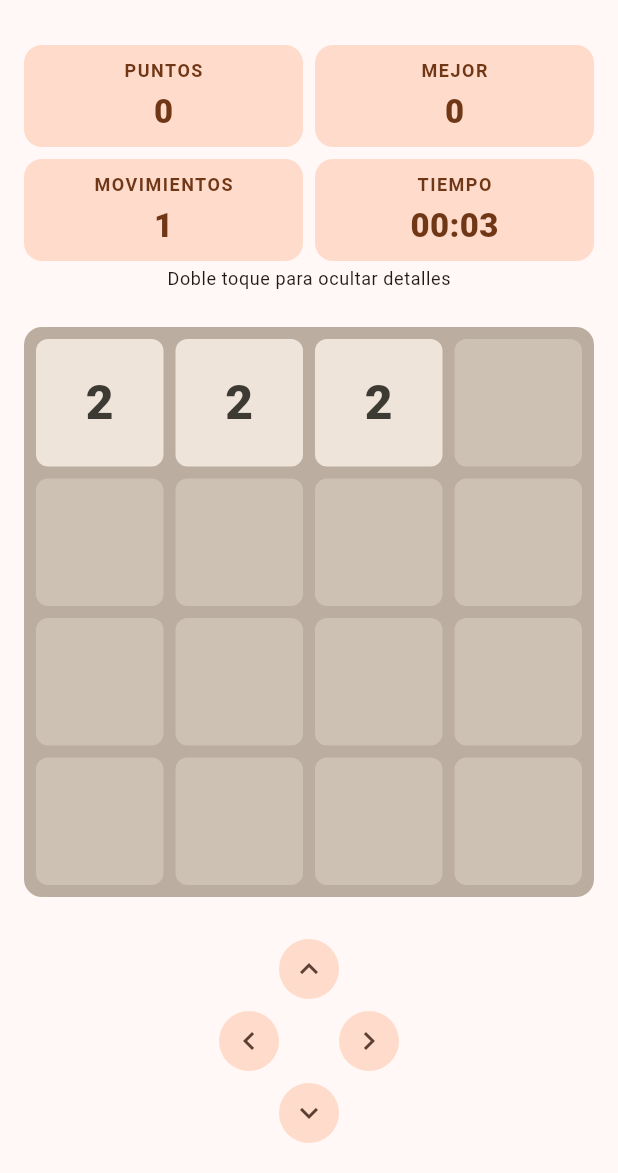
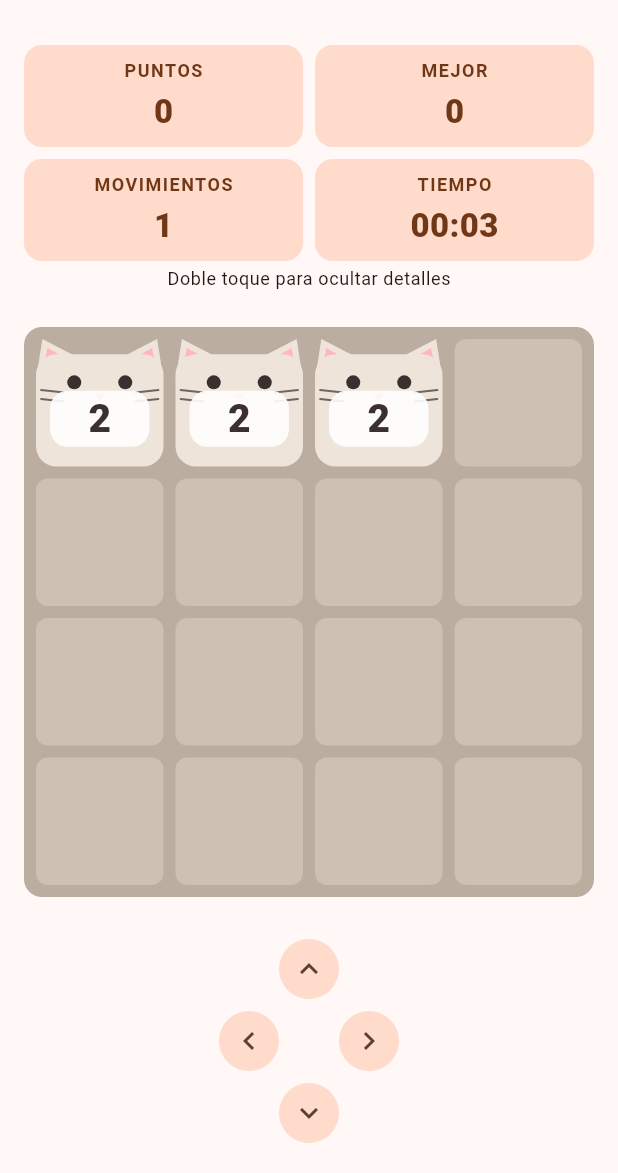
Before and after one commit to EstelJordanRiba/game2048, a Flutter app: the GameScreen screen opened by its route, after a tap on the "keyboard arrow up" icon, on a phone screen of 412 x 824 dp, the part 63-1236 px from its top. Run offline on Flutter 3.47's test engine with Material 3 defaults, Android fonts, the phone set to English and light mode, and no system bars; our stand-ins replace shared_preferences, sqflite; accounts and stored records are empty.

Commit message:
Enhance TileWidget with square cat design
Updated the TileWidget to include a square cat representation. Improved layout and visual elements for better readability and aesthetics.

```diff
--- a/lib/widgets/tile_widget.dart
+++ b/lib/widgets/tile_widget.dart
@@ -2,7 +2,9 @@ import 'package:flutter/material.dart';
 
 import '../theme/app_theme.dart';
 
-/// Dibuja una ficha del tablero según su valor.
+/// Dibuja una ficha del tablero según su valor: un gatito cuadrado.
+/// El color del gatito depende del valor (paleta) y el número va sobre una
+/// placa clara para que siempre se lea bien.
 /// Reutilizado en: pantalla de juego (tablero), detalle de partida y Ajustes.
 class TileWidget extends StatelessWidget {
   final int valor;
@@ -13,37 +15,117 @@ class TileWidget extends StatelessWidget {
   @override
   Widget build(BuildContext context) {
     final vacia = valor == 0;
-    return AnimatedContainer(
-      duration: AppConstantes.animacionColor,
-      decoration: BoxDecoration(
-        color: vacia
-            ? AppTheme.colorCasillaVacia(context)
-            : paleta.colorFicha(valor),
-        borderRadius: BorderRadius.circular(AppConstantes.radioFicha),
-      ),
-      alignment: Alignment.center,
-      // Animación implícita: la ficha «crece» al aparecer o al fusionarse.
+    if (vacia) {
+      return AnimatedContainer(
+        duration: AppConstantes.animacionColor,
+        decoration: BoxDecoration(
+          color: AppTheme.colorCasillaVacia(context),
+          borderRadius: BorderRadius.circular(AppConstantes.radioFicha),
+        ),
+      );
+    }
+    return CustomPaint(
+      painter: _GatitoPainter(paleta.colorFicha(valor)),
+      // Animación implícita: el gatito «crece» al aparecer o al fusionarse.
       child: AnimatedSwitcher(
         duration: AppConstantes.animacionFicha,
         transitionBuilder: (child, animacion) =>
             ScaleTransition(scale: animacion, child: child),
-        child: vacia
-            ? const SizedBox.shrink(key: ValueKey<int>(0))
-            : Padding(
-                key: ValueKey<int>(valor),
-                padding: const EdgeInsets.all(AppConstantes.espacioXs),
+        child: LayoutBuilder(
+          key: ValueKey<int>(valor),
+          builder: (context, c) {
+            final lado = c.biggest.shortestSide;
+            return Align(
+              alignment: const Alignment(0, 0.45),
+              child: Container(
+                width: lado * 0.78,
+                height: lado * 0.44,
+                padding: const EdgeInsets.symmetric(horizontal: 2),
+                decoration: BoxDecoration(
+                  color: Colors.white.withOpacity(0.9),
+                  borderRadius: BorderRadius.circular(lado * 0.14),
+                ),
+                alignment: Alignment.center,
                 child: FittedBox(
                   child: Text(
                     '$valor',
                     style: TextStyle(
                       fontSize: AppTextos.tamanoTextoFicha(valor),
                       fontWeight: FontWeight.w900,
-                      color: paleta.colorTexto(valor),
+                      color: const Color(0xFF3B2F2F),
                     ),
                   ),
                 ),
               ),
+            );
+          },
+        ),
       ),
     );
   }
 }
+
+/// Cara de gatito cuadrada: orejas, ojos, nariz, boca y bigotes.
+class _GatitoPainter extends CustomPainter {
+  final Color color;
+  const _GatitoPainter(this.color);
+
+  @override
+  void paint(Canvas canvas, Size size) {
+    final w = size.width;
+    final h = size.height;
+    final relleno = Paint()..color = color;
+    final oscuro = Paint()..color = const Color(0xFF3B2F2F);
+    final orejaInterior = Paint()..color = const Color(0xFFFFB6C1);
+
+    // Orejas (triángulos en las esquinas superiores).
+    for (final izq in [true, false]) {
+      final x0 = izq ? 0.0 : w;
+      final dir = izq ? 1.0 : -1.0;
+      final oreja = Path()
+        ..moveTo(x0, h * 0.32)
+        ..lineTo(x0 + dir * w * 0.05, 0)
+        ..lineTo(x0 + dir * w * 0.36, h * 0.16)
+        ..close();
+      canvas.drawPath(oreja, relleno);
+      final interior = Path()
+        ..moveTo(x0 + dir * w * 0.06, h * 0.22)
+        ..lineTo(x0 + dir * w * 0.09, h * 0.07)
+        ..lineTo(x0 + dir * w * 0.25, h * 0.16)
+        ..close();
+      canvas.drawPath(interior, orejaInterior);
+    }
+
+    // Cabeza cuadrada con esquinas suaves.
+    final cabeza = RRect.fromRectAndRadius(
+      Rect.fromLTWH(0, h * 0.12, w, h * 0.88),
+      Radius.circular(w * 0.16),
+    );
+    canvas.drawRRect(cabeza, relleno);
+
+    // Ojos.
+    canvas.drawCircle(Offset(w * 0.30, h * 0.34), w * 0.055, oscuro);
+    canvas.drawCircle(Offset(w * 0.70, h * 0.34), w * 0.055, oscuro);
+
+    // Nariz.
+    final nariz = Path()
+      ..moveTo(w * 0.455, h * 0.43)
+      ..lineTo(w * 0.545, h * 0.43)
+      ..lineTo(w * 0.5, h * 0.49)
+      ..close();
+    canvas.drawPath(nariz, Paint()..color = const Color(0xFFFF8FA3));
+
+    // Bigotes.
+    final bigote = Paint()
+      ..color = const Color(0xFF3B2F2F).withOpacity(0.7)
+      ..strokeWidth = w * 0.015
+      ..strokeCap = StrokeCap.round;
+    for (final dy in [0.40, 0.47]) {
+      canvas.drawLine(Offset(w * 0.04, h * dy), Offset(w * 0.22, h * (dy + 0.02)), bigote);
+      canvas.drawLine(Offset(w * 0.96, h * dy), Offset(w * 0.78, h * (dy + 0.02)), bigote);
+    }
+  }
+
+  @override
+  bool shouldRepaint(_GatitoPainter old) => old.color != color;
+}
```
